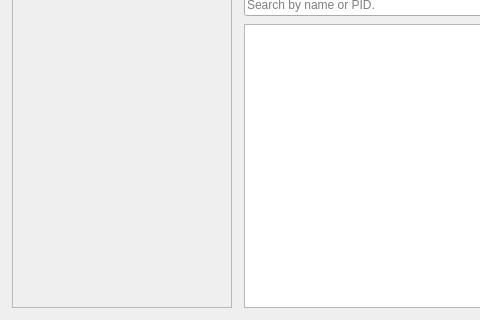
The window that mainwindow.ui (shiro-han/Process-Party) describes before a commit, drawn with Qt 5; both pictures show x 0 to 480 and y 540 to 860 of the 1280 by 860 pixel window.
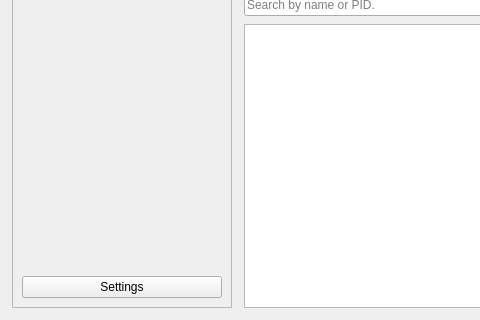
The same window after the commit.

Commit message: Add logo and Settings with Theme v1

```diff
--- a/mainwindow.ui
+++ b/mainwindow.ui
@@ -119,6 +119,15 @@
          </property>
         </spacer>
        </item>
+
+       <!-- Settings Button -->
+       <item>
+        <widget class="QPushButton" name="settingsButton">
+         <property name="text">
+          <string>Settings</string>
+         </property>
+        </widget>
+       </item>
       </layout>
      </widget>
     </item>
```
Left out of the diff: 9 changed lines with no effect on the pictures. The commit also changes 5 other files.
